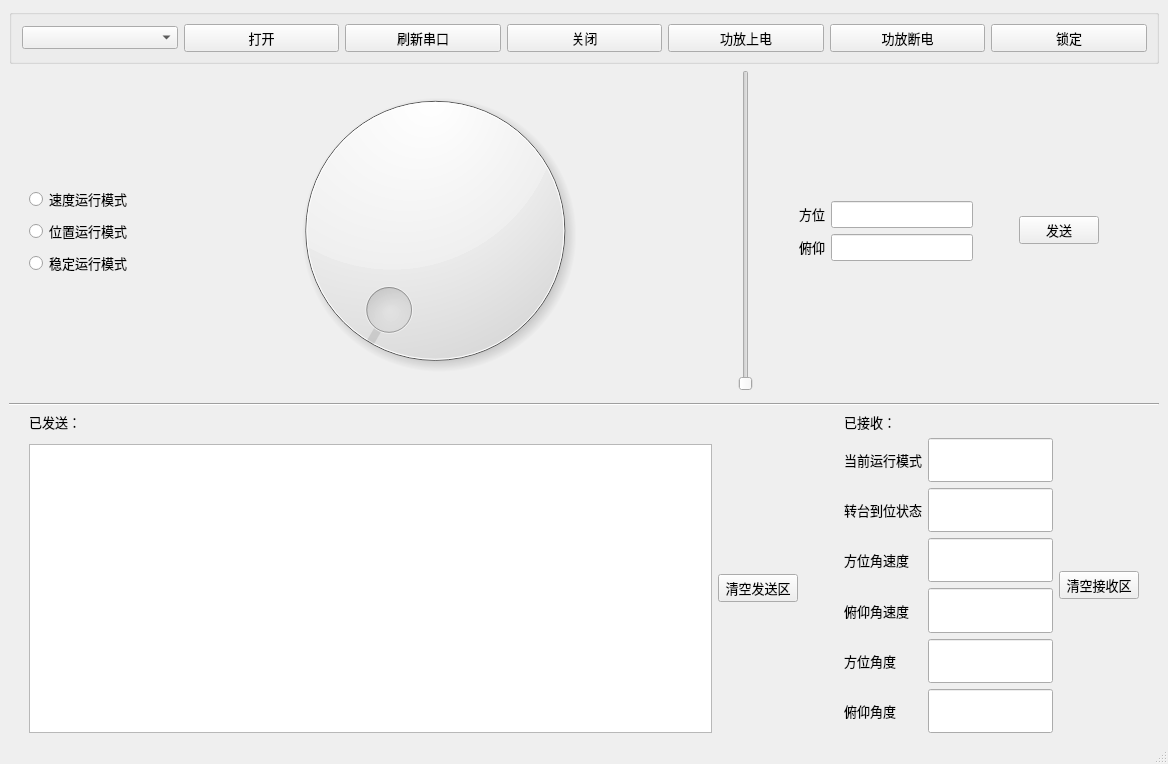
Before: the Qt Designer form Pro.ui in moon0309/project_zt, drawn with Qt 5.
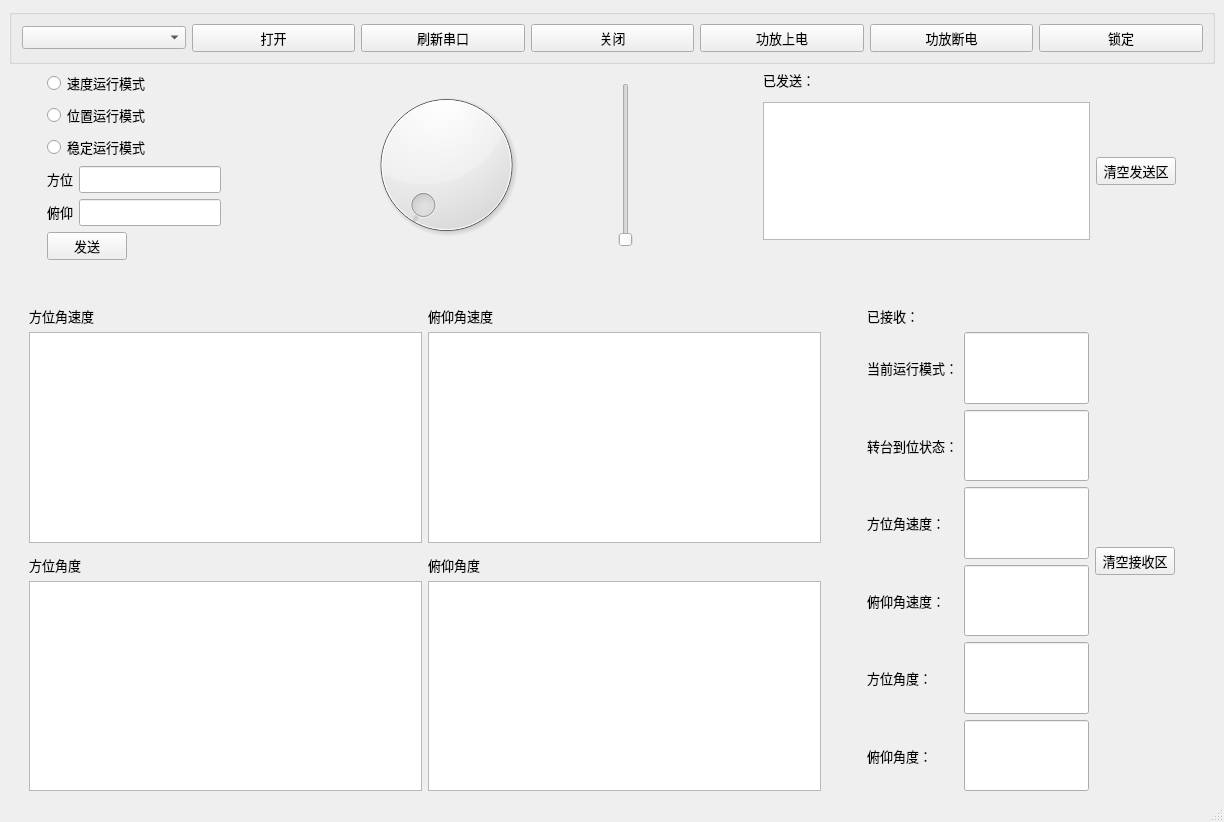
After: the same form once the commit is applied. Custom widgets are drawn as their Qt base class.

Diff of the .ui file:
```diff
--- a/Pro.ui
+++ b/Pro.ui
@@ -6,12 +6,12 @@
    <rect>
     <x>0</x>
     <y>0</y>
-    <width>1168</width>
-    <height>764</height>
+    <width>1224</width>
+    <height>822</height>
    </rect>
   </property>
   <property name="sizePolicy">
-   <sizepolicy hsizetype="Minimum" vsizetype="Minimum">
+   <sizepolicy hsizetype="Expanding" vsizetype="Minimum">
     <horstretch>0</horstretch>
     <verstretch>0</verstretch>
    </sizepolicy>
@@ -142,12 +142,15 @@
      </widget>
     </item>
     <item>
-     <layout class="QHBoxLayout" name="horizontalLayout_4">
+     <layout class="QHBoxLayout" name="horizontalLayout_5">
       <item>
-       <spacer name="verticalSpacer">
+       <spacer name="verticalSpacer_2">
         <property name="orientation">
          <enum>Qt::Vertical</enum>
         </property>
+        <property name="sizeType">
+         <enum>QSizePolicy::Fixed</enum>
+        </property>
         <property name="sizeHint" stdset="0">
          <size>
           <width>20</width>
@@ -157,24 +160,17 @@
        </spacer>
       </item>
       <item>
-       <layout class="QVBoxLayout" name="verticalLayout_3">
-        <item>
-         <spacer name="verticalSpacer_2">
-          <property name="orientation">
-           <enum>Qt::Vertical</enum>
-          </property>
-          <property name="sizeHint" stdset="0">
-           <size>
-            <width>20</width>
-            <height>40</height>
-           </size>
-          </property>
-         </spacer>
-        </item>
+       <layout class="QVBoxLayout" name="verticalLayout">
+        <property name="leftMargin">
+         <number>18</number>
+        </property>
+        <property name="rightMargin">
+         <number>17</number>
+        </property>
         <item>
          <widget class="QRadioButton" name="radioButton1">
           <property name="sizePolicy">
-           <sizepolicy hsizetype="Minimum" vsizetype="Minimum">
+           <sizepolicy hsizetype="Minimum" vsizetype="Fixed">
             <horstretch>0</horstretch>
             <verstretch>0</verstretch>
            </sizepolicy>
@@ -192,7 +188,7 @@
         <item>
          <widget class="QRadioButton" name="radioButton2">
           <property name="sizePolicy">
-           <sizepolicy hsizetype="Minimum" vsizetype="Minimum">
+           <sizepolicy hsizetype="Minimum" vsizetype="Fixed">
             <horstretch>0</horstretch>
             <verstretch>0</verstretch>
            </sizepolicy>
@@ -220,82 +216,6 @@
          </widget>
         </item>
         <item>
-         <spacer name="verticalSpacer_3">
-          <property name="orientation">
-           <enum>Qt::Vertical</enum>
-          </property>
-          <property name="sizeHint" stdset="0">
-           <size>
-            <width>20</width>
-            <height>40</height>
-           </size>
-          </property>
-         </spacer>
-        </item>
-       </layout>
-      </item>
-      <item>
-       <layout class="QHBoxLayout" name="horizontalLayout_5">
-        <item>
-         <widget class="QDial" name="dial">
-          <property name="sizePolicy">
-           <sizepolicy hsizetype="Expanding" vsizetype="Preferred">
-            <horstretch>0</horstretch>
-            <verstretch>0</verstretch>
-           </sizepolicy>
-          </property>
-         </widget>
-        </item>
-        <item>
-         <widget class="QSlider" name="verticalSlider">
-          <property name="sizePolicy">
-           <sizepolicy hsizetype="Fixed" vsizetype="Expanding">
-            <horstretch>0</horstretch>
-            <verstretch>0</verstretch>
-           </sizepolicy>
-          </property>
-          <property name="orientation">
-           <enum>Qt::Vertical</enum>
-          </property>
-         </widget>
-        </item>
-        <item>
-         <spacer name="horizontalSpacer_4">
-          <property name="orientation">
-           <enum>Qt::Horizontal</enum>
-          </property>
-          <property name="sizeType">
-           <enum>QSizePolicy::Fixed</enum>
-          </property>
-          <property name="sizeHint" stdset="0">
-           <size>
-            <width>40</width>
-            <height>20</height>
-           </size>
-          </property>
-         </spacer>
-        </item>
-       </layout>
-      </item>
-      <item>
-       <layout class="QVBoxLayout" name="verticalLayout">
-        <item>
-         <spacer name="verticalSpacer_8">
-          <property name="orientation">
-           <enum>Qt::Vertical</enum>
-          </property>
-          <property name="sizeType">
-           <enum>QSizePolicy::Expanding</enum>
-          </property>
-          <property name="sizeHint" stdset="0">
-           <size>
-            <width>20</width>
-            <height>40</height>
-           </size>
-          </property>
-         </spacer>
-        </item>
-        <item>
          <layout class="QHBoxLayout" name="horizontalLayout_2">
           <item>
            <widget class="QLabel" name="label">
@@ -370,25 +290,27 @@
          </layout>
         </item>
         <item>
-         <spacer name="verticalSpacer_9">
-          <property name="orientation">
-           <enum>Qt::Vertical</enum>
+         <widget class="QPushButton" name="btn_send">
+          <property name="sizePolicy">
+           <sizepolicy hsizetype="Fixed" vsizetype="Fixed">
+            <horstretch>0</horstretch>
+            <verstretch>0</verstretch>
+           </sizepolicy>
           </property>
-          <property name="sizeType">
-           <enum>QSizePolicy::Expanding</enum>
+          <property name="font">
+           <font>
+            <pointsize>10</pointsize>
+           </font>
           </property>
-          <property name="sizeHint" stdset="0">
-           <size>
-            <width>20</width>
-            <height>40</height>
-           </size>
+          <property name="text">
+           <string>发送</string>
           </property>
-         </spacer>
+         </widget>
         </item>
        </layout>
       </item>
       <item>
-       <spacer name="horizontalSpacer_3">
+       <spacer name="horizontalSpacer_5">
         <property name="orientation">
          <enum>Qt::Horizontal</enum>
         </property>
@@ -404,22 +326,61 @@
        </spacer>
       </item>
       <item>
-       <widget class="QPushButton" name="btn_send">
-        <property name="sizePolicy">
-         <sizepolicy hsizetype="Preferred" vsizetype="Fixed">
-          <horstretch>0</horstretch>
-          <verstretch>0</verstretch>
-         </sizepolicy>
+       <layout class="QHBoxLayout" name="horizontalLayout_4">
+        <property name="spacing">
+         <number>9</number>
         </property>
-        <property name="font">
-         <font>
-          <pointsize>10</pointsize>
-         </font>
+        <property name="sizeConstraint">
+         <enum>QLayout::SetFixedSize</enum>
         </property>
-        <property name="text">
-         <string>发送</string>
+        <property name="leftMargin">
+         <number>0</number>
         </property>
-       </widget>
+        <property name="topMargin">
+         <number>13</number>
+        </property>
+        <property name="rightMargin">
+         <number>84</number>
+        </property>
+        <property name="bottomMargin">
+         <number>13</number>
+        </property>
+        <item>
+         <widget class="QDial" name="dial">
+          <property name="sizePolicy">
+           <sizepolicy hsizetype="Expanding" vsizetype="Minimum">
+            <horstretch>200</horstretch>
+            <verstretch>4</verstretch>
+           </sizepolicy>
+          </property>
+          <property name="minimumSize">
+           <size>
+            <width>100</width>
+            <height>0</height>
+           </size>
+          </property>
+          <property name="layoutDirection">
+           <enum>Qt::LeftToRight</enum>
+          </property>
+          <property name="orientation">
+           <enum>Qt::Horizontal</enum>
+          </property>
+         </widget>
+        </item>
+        <item>
+         <widget class="QSlider" name="verticalSlider">
+          <property name="sizePolicy">
+           <sizepolicy hsizetype="Preferred" vsizetype="Minimum">
+            <horstretch>0</horstretch>
+            <verstretch>0</verstretch>
+           </sizepolicy>
+          </property>
+          <property name="orientation">
+           <enum>Qt::Vertical</enum>
+          </property>
+         </widget>
+        </item>
+       </layout>
       </item>
       <item>
        <spacer name="horizontalSpacer_2">
@@ -427,62 +388,12 @@
          <enum>Qt::Horizontal</enum>
         </property>
         <property name="sizeType">
-         <enum>QSizePolicy::Fixed</enum>
+         <enum>QSizePolicy::Preferred</enum>
         </property>
         <property name="sizeHint" stdset="0">
          <size>
           <width>40</width>
           <height>20</height>
-         </size>
-        </property>
-       </spacer>
-      </item>
-      <item>
-       <spacer name="verticalSpacer_5">
-        <property name="orientation">
-         <enum>Qt::Vertical</enum>
-        </property>
-        <property name="sizeHint" stdset="0">
-         <size>
-          <width>20</width>
-          <height>40</height>
-         </size>
-        </property>
-       </spacer>
-      </item>
-     </layout>
-    </item>
-    <item>
-     <widget class="Line" name="line_3">
-      <property name="orientation">
-       <enum>Qt::Vertical</enum>
-      </property>
-     </widget>
-    </item>
-    <item>
-     <widget class="Line" name="line_2">
-      <property name="sizePolicy">
-       <sizepolicy hsizetype="Expanding" vsizetype="Fixed">
-        <horstretch>0</horstretch>
-        <verstretch>0</verstretch>
-       </sizepolicy>
-      </property>
-      <property name="orientation">
-       <enum>Qt::Horizontal</enum>
-      </property>
-     </widget>
-    </item>
-    <item>
-     <layout class="QHBoxLayout" name="horizontalLayout_6">
-      <item>
-       <spacer name="verticalSpacer_4">
-        <property name="orientation">
-         <enum>Qt::Vertical</enum>
-        </property>
-        <property name="sizeHint" stdset="0">
-         <size>
-          <width>20</width>
-          <height>40</height>
          </size>
         </property>
        </spacer>
@@ -519,21 +430,9 @@
         </item>
         <item>
          <layout class="QGridLayout" name="gridLayout_2">
-          <item row="0" column="1">
-           <widget class="QTextEdit" name="show_send">
-            <property name="sizePolicy">
-             <sizepolicy hsizetype="Expanding" vsizetype="Expanding">
-              <horstretch>0</horstretch>
-              <verstretch>0</verstretch>
-             </sizepolicy>
-            </property>
-            <property name="font">
-             <font>
-              <pointsize>11</pointsize>
-             </font>
-            </property>
-           </widget>
-          </item>
+          <property name="rightMargin">
+           <number>19</number>
+          </property>
           <item row="0" column="2">
            <widget class="QPushButton" name="pushButton">
             <property name="sizePolicy">
@@ -547,29 +446,211 @@
             </property>
            </widget>
           </item>
+          <item row="0" column="1">
+           <widget class="QTextEdit" name="show_send">
+            <property name="sizePolicy">
+             <sizepolicy hsizetype="Preferred" vsizetype="Maximum">
+              <horstretch>0</horstretch>
+              <verstretch>0</verstretch>
+             </sizepolicy>
+            </property>
+            <property name="font">
+             <font>
+              <pointsize>11</pointsize>
+             </font>
+            </property>
+           </widget>
+          </item>
+          <item row="1" column="1" colspan="2">
+           <spacer name="horizontalSpacer">
+            <property name="orientation">
+             <enum>Qt::Horizontal</enum>
+            </property>
+            <property name="sizeHint" stdset="0">
+             <size>
+              <width>40</width>
+              <height>20</height>
+             </size>
+            </property>
+           </spacer>
+          </item>
          </layout>
         </item>
        </layout>
       </item>
       <item>
-       <spacer name="horizontalSpacer">
+       <spacer name="verticalSpacer">
         <property name="orientation">
-         <enum>Qt::Horizontal</enum>
+         <enum>Qt::Vertical</enum>
         </property>
         <property name="sizeType">
          <enum>QSizePolicy::Fixed</enum>
         </property>
         <property name="sizeHint" stdset="0">
          <size>
-          <width>40</width>
-          <height>20</height>
+          <width>20</width>
+          <height>40</height>
          </size>
         </property>
        </spacer>
       </item>
+     </layout>
+    </item>
+    <item>
+     <spacer name="verticalSpacer_3">
+      <property name="orientation">
+       <enum>Qt::Vertical</enum>
+      </property>
+      <property name="sizeType">
+       <enum>QSizePolicy::Fixed</enum>
+      </property>
+      <property name="sizeHint" stdset="0">
+       <size>
+        <width>20</width>
+        <height>40</height>
+       </size>
+      </property>
+     </spacer>
+    </item>
+    <item>
+     <layout class="QHBoxLayout" name="horizontalLayout_6">
       <item>
-       <layout class="QVBoxLayout" name="verticalLayout_5">
-        <item>
+       <layout class="QGridLayout" name="gridLayout">
+        <item row="1" column="3">
+         <spacer name="horizontalSpacer_3">
+          <property name="orientation">
+           <enum>Qt::Horizontal</enum>
+          </property>
+          <property name="sizeType">
+           <enum>QSizePolicy::Fixed</enum>
+          </property>
+          <property name="sizeHint" stdset="0">
+           <size>
+            <width>40</width>
+            <height>20</height>
+           </size>
+          </property>
+         </spacer>
+        </item>
+        <item row="0" column="1">
+         <widget class="QLabel" name="label_9">
+          <property name="text">
+           <string>方位角速度</string>
+          </property>
+         </widget>
+        </item>
+        <item row="4" column="1">
+         <widget class="PlotWidget" name="plotWidget_ted_3">
+          <property name="sizePolicy">
+           <sizepolicy hsizetype="Expanding" vsizetype="Expanding">
+            <horstretch>0</horstretch>
+            <verstretch>0</verstretch>
+           </sizepolicy>
+          </property>
+         </widget>
+        </item>
+        <item row="4" column="2">
+         <widget class="PlotWidget" name="plotWidget_ted_4">
+          <property name="sizePolicy">
+           <sizepolicy hsizetype="Expanding" vsizetype="Expanding">
+            <horstretch>0</horstretch>
+            <verstretch>0</verstretch>
+           </sizepolicy>
+          </property>
+         </widget>
+        </item>
+        <item row="0" column="2">
+         <widget class="QLabel" name="label_10">
+          <property name="text">
+           <string>俯仰角速度</string>
+          </property>
+         </widget>
+        </item>
+        <item row="1" column="2">
+         <widget class="PlotWidget" name="plotWidget_ted_2">
+          <property name="sizePolicy">
+           <sizepolicy hsizetype="Expanding" vsizetype="Expanding">
+            <horstretch>0</horstretch>
+            <verstretch>0</verstretch>
+           </sizepolicy>
+          </property>
+          <property name="frameShape">
+           <enum>QFrame::StyledPanel</enum>
+          </property>
+          <property name="frameShadow">
+           <enum>QFrame::Sunken</enum>
+          </property>
+          <property name="lineWidth">
+           <number>0</number>
+          </property>
+          <property name="sizeAdjustPolicy">
+           <enum>QAbstractScrollArea::AdjustToContents</enum>
+          </property>
+          <property name="foregroundBrush">
+           <brush brushstyle="NoBrush">
+            <color alpha="255">
+             <red>255</red>
+             <green>255</green>
+             <blue>255</blue>
+            </color>
+           </brush>
+          </property>
+         </widget>
+        </item>
+        <item row="1" column="1">
+         <widget class="PlotWidget" name="plotWidget_ted_1">
+          <property name="sizePolicy">
+           <sizepolicy hsizetype="Expanding" vsizetype="Expanding">
+            <horstretch>0</horstretch>
+            <verstretch>0</verstretch>
+           </sizepolicy>
+          </property>
+          <property name="frameShape">
+           <enum>QFrame::StyledPanel</enum>
+          </property>
+          <property name="foregroundBrush">
+           <brush brushstyle="NoBrush">
+            <color alpha="255">
+             <red>5</red>
+             <green>6</green>
+             <blue>10</blue>
+            </color>
+           </brush>
+          </property>
+         </widget>
+        </item>
+        <item row="1" column="0" rowspan="4">
+         <spacer name="verticalSpacer_4">
+          <property name="orientation">
+           <enum>Qt::Vertical</enum>
+          </property>
+          <property name="sizeHint" stdset="0">
+           <size>
+            <width>20</width>
+            <height>40</height>
+           </size>
+          </property>
+         </spacer>
+        </item>
+        <item row="3" column="1">
+         <widget class="QLabel" name="label_11">
+          <property name="text">
+           <string>方位角度</string>
+          </property>
+         </widget>
+        </item>
+        <item row="3" column="2">
+         <widget class="QLabel" name="label_12">
+          <property name="text">
+           <string>俯仰角度</string>
+          </property>
+         </widget>
+        </item>
+       </layout>
+      </item>
+      <item>
+       <layout class="QGridLayout" name="gridLayout_3">
+        <item row="0" column="0">
          <widget class="QLabel" name="ready_received">
           <property name="font">
            <font>
@@ -581,229 +662,241 @@
           </property>
          </widget>
         </item>
-        <item>
-         <layout class="QGridLayout" name="gridLayout">
-          <item row="2" column="1">
-           <widget class="QLabel" name="label_5">
-            <property name="font">
-             <font>
-              <pointsize>10</pointsize>
-             </font>
-            </property>
-            <property name="text">
-             <string>方位角速度</string>
-            </property>
-           </widget>
-          </item>
-          <item row="2" column="3" rowspan="2">
-           <widget class="QPushButton" name="clear_receive">
-            <property name="sizePolicy">
-             <sizepolicy hsizetype="Fixed" vsizetype="Fixed">
-              <horstretch>0</horstretch>
-              <verstretch>0</verstretch>
-             </sizepolicy>
-            </property>
-            <property name="font">
-             <font>
-              <pointsize>10</pointsize>
-             </font>
-            </property>
-            <property name="text">
-             <string>清空接收区</string>
-            </property>
-           </widget>
-          </item>
-          <item row="0" column="2">
-           <widget class="QLineEdit" name="lineEdit_1">
-            <property name="sizePolicy">
-             <sizepolicy hsizetype="Fixed" vsizetype="Expanding">
-              <horstretch>0</horstretch>
-              <verstretch>0</verstretch>
-             </sizepolicy>
-            </property>
-            <property name="font">
-             <font>
-              <pointsize>10</pointsize>
-             </font>
-            </property>
-            <property name="text">
-             <string/>
-            </property>
-           </widget>
-          </item>
-          <item row="2" column="2">
-           <widget class="QLineEdit" name="lineEdit_3">
-            <property name="sizePolicy">
-             <sizepolicy hsizetype="Fixed" vsizetype="MinimumExpanding">
-              <horstretch>0</horstretch>
-              <verstretch>0</verstretch>
-             </sizepolicy>
-            </property>
-            <property name="font">
-             <font>
-              <pointsize>10</pointsize>
-             </font>
-            </property>
-            <property name="text">
-             <string/>
-            </property>
-           </widget>
-          </item>
-          <item row="4" column="1">
-           <widget class="QLabel" name="label_7">
-            <property name="font">
-             <font>
-              <pointsize>10</pointsize>
-             </font>
-            </property>
-            <property name="text">
-             <string>方位角度</string>
-            </property>
-           </widget>
-          </item>
-          <item row="3" column="1">
-           <widget class="QLabel" name="label_6">
-            <property name="font">
-             <font>
-              <pointsize>10</pointsize>
-             </font>
-            </property>
-            <property name="text">
-             <string>俯仰角速度</string>
-            </property>
-           </widget>
-          </item>
-          <item row="1" column="2">
-           <widget class="QLineEdit" name="lineEdit_2">
-            <property name="sizePolicy">
-             <sizepolicy hsizetype="Fixed" vsizetype="MinimumExpanding">
-              <horstretch>0</horstretch>
-              <verstretch>0</verstretch>
-             </sizepolicy>
-            </property>
-            <property name="font">
-             <font>
-              <pointsize>10</pointsize>
-             </font>
-            </property>
-            <property name="text">
-             <string/>
-            </property>
-           </widget>
-          </item>
-          <item row="1" column="1">
-           <widget class="QLabel" name="label_4">
-            <property name="font">
-             <font>
-              <pointsize>10</pointsize>
-             </font>
-            </property>
-            <property name="text">
-             <string>转台到位状态</string>
-            </property>
-           </widget>
-          </item>
-          <item row="4" column="2">
-           <widget class="QLineEdit" name="lineEdit_5">
-            <property name="sizePolicy">
-             <sizepolicy hsizetype="Fixed" vsizetype="Expanding">
-              <horstretch>0</horstretch>
-              <verstretch>0</verstretch>
-             </sizepolicy>
-            </property>
-            <property name="font">
-             <font>
-              <pointsize>10</pointsize>
-             </font>
-            </property>
-            <property name="text">
-             <string/>
-            </property>
-           </widget>
-          </item>
-          <item row="5" column="2">
-           <widget class="QLineEdit" name="lineEdit_6">
-            <property name="sizePolicy">
-             <sizepolicy hsizetype="Fixed" vsizetype="MinimumExpanding">
-              <horstretch>0</horstretch>
-              <verstretch>0</verstretch>
-             </sizepolicy>
-            </property>
-            <property name="font">
-             <font>
-              <pointsize>10</pointsize>
-             </font>
-            </property>
-            <property name="text">
-             <string/>
-            </property>
-           </widget>
-          </item>
-          <item row="0" column="1">
-           <widget class="QLabel" name="label_3">
-            <property name="font">
-             <font>
-              <pointsize>10</pointsize>
-             </font>
-            </property>
-            <property name="text">
-             <string>当前运行模式</string>
-            </property>
-           </widget>
-          </item>
-          <item row="3" column="2">
-           <widget class="QLineEdit" name="lineEdit_4">
-            <property name="sizePolicy">
-             <sizepolicy hsizetype="Fixed" vsizetype="Expanding">
-              <horstretch>0</horstretch>
-              <verstretch>0</verstretch>
-             </sizepolicy>
-            </property>
-            <property name="font">
-             <font>
-              <pointsize>10</pointsize>
-             </font>
-            </property>
-            <property name="text">
-             <string/>
-            </property>
-           </widget>
-          </item>
-          <item row="5" column="1">
-           <widget class="QLabel" name="label_8">
-            <property name="font">
-             <font>
-              <pointsize>10</pointsize>
-             </font>
-            </property>
-            <property name="text">
-             <string>俯仰角度</string>
-            </property>
-           </widget>
-          </item>
-         </layout>
+        <item row="1" column="0">
+         <widget class="QLabel" name="label_3">
+          <property name="sizePolicy">
+           <sizepolicy hsizetype="Fixed" vsizetype="Preferred">
+            <horstretch>0</horstretch>
+            <verstretch>0</verstretch>
+           </sizepolicy>
+          </property>
+          <property name="font">
+           <font>
+            <pointsize>10</pointsize>
+           </font>
+          </property>
+          <property name="text">
+           <string>当前运行模式：</string>
+          </property>
+         </widget>
+        </item>
+        <item row="1" column="1">
+         <widget class="QLineEdit" name="lineEdit_1">
+          <property name="sizePolicy">
+           <sizepolicy hsizetype="Fixed" vsizetype="MinimumExpanding">
+            <horstretch>0</horstretch>
+            <verstretch>0</verstretch>
+           </sizepolicy>
+          </property>
+          <property name="font">
+           <font>
+            <pointsize>10</pointsize>
+           </font>
+          </property>
+          <property name="text">
+           <string/>
+          </property>
+         </widget>
+        </item>
+        <item row="2" column="0">
+         <widget class="QLabel" name="label_4">
+          <property name="font">
+           <font>
+            <pointsize>10</pointsize>
+           </font>
+          </property>
+          <property name="text">
+           <string>转台到位状态：</string>
+          </property>
+         </widget>
+        </item>
+        <item row="2" column="1">
+         <widget class="QLineEdit" name="lineEdit_2">
+          <property name="sizePolicy">
+           <sizepolicy hsizetype="Preferred" vsizetype="MinimumExpanding">
+            <horstretch>0</horstretch>
+            <verstretch>0</verstretch>
+           </sizepolicy>
+          </property>
+          <property name="font">
+           <font>
+            <pointsize>10</pointsize>
+           </font>
+          </property>
+          <property name="text">
+           <string/>
+          </property>
+         </widget>
+        </item>
+        <item row="3" column="0">
+         <widget class="QLabel" name="label_5">
+          <property name="font">
+           <font>
+            <pointsize>10</pointsize>
+           </font>
+          </property>
+          <property name="text">
+           <string>方位角速度：</string>
+          </property>
+         </widget>
+        </item>
+        <item row="3" column="1">
+         <widget class="QLineEdit" name="lineEdit_3">
+          <property name="sizePolicy">
+           <sizepolicy hsizetype="Fixed" vsizetype="MinimumExpanding">
+            <horstretch>0</horstretch>
+            <verstretch>0</verstretch>
+           </sizepolicy>
+          </property>
+          <property name="font">
+           <font>
+            <pointsize>10</pointsize>
+           </font>
+          </property>
+          <property name="text">
+           <string/>
+          </property>
+         </widget>
+        </item>
+        <item row="3" column="2" rowspan="2">
+         <widget class="QPushButton" name="clear_receive">
+          <property name="sizePolicy">
+           <sizepolicy hsizetype="Fixed" vsizetype="Fixed">
+            <horstretch>0</horstretch>
+            <verstretch>0</verstretch>
+           </sizepolicy>
+          </property>
+          <property name="font">
+           <font>
+            <pointsize>10</pointsize>
+           </font>
+          </property>
+          <property name="text">
+           <string>清空接收区</string>
+          </property>
+         </widget>
+        </item>
+        <item row="3" column="3">
+         <spacer name="horizontalSpacer_4">
+          <property name="orientation">
+           <enum>Qt::Horizontal</enum>
+          </property>
+          <property name="sizeType">
+           <enum>QSizePolicy::Fixed</enum>
+          </property>
+          <property name="sizeHint" stdset="0">
+           <size>
+            <width>40</width>
+            <height>20</height>
+           </size>
+          </property>
+         </spacer>
+        </item>
+        <item row="4" column="0">
+         <widget class="QLabel" name="label_6">
+          <property name="font">
+           <font>
+            <pointsize>10</pointsize>
+           </font>
+          </property>
+          <property name="text">
+           <string>俯仰角速度：</string>
+          </property>
+         </widget>
+        </item>
+        <item row="4" column="1">
+         <widget class="QLineEdit" name="lineEdit_4">
+          <property name="sizePolicy">
+           <sizepolicy hsizetype="Fixed" vsizetype="Expanding">
+            <horstretch>0</horstretch>
+            <verstretch>0</verstretch>
+           </sizepolicy>
+          </property>
+          <property name="font">
+           <font>
+            <pointsize>10</pointsize>
+           </font>
+          </property>
+          <property name="text">
+           <string/>
+          </property>
+         </widget>
+        </item>
+        <item row="5" column="0">
+         <widget class="QLabel" name="label_7">
+          <property name="font">
+           <font>
+            <pointsize>10</pointsize>
+           </font>
+          </property>
+          <property name="text">
+           <string>方位角度：</string>
+          </property>
+         </widget>
+        </item>
+        <item row="5" column="1">
+         <widget class="QLineEdit" name="lineEdit_5">
+          <property name="sizePolicy">
+           <sizepolicy hsizetype="Fixed" vsizetype="Expanding">
+            <horstretch>0</horstretch>
+            <verstretch>0</verstretch>
+           </sizepolicy>
+          </property>
+          <property name="font">
+           <font>
+            <pointsize>10</pointsize>
+           </font>
+          </property>
+          <property name="text">
+           <string/>
+          </property>
+         </widget>
+        </item>
+        <item row="6" column="0">
+         <widget class="QLabel" name="label_8">
+          <property name="font">
+           <font>
+            <pointsize>10</pointsize>
+           </font>
+          </property>
+          <property name="text">
+           <string>俯仰角度：</string>
+          </property>
+         </widget>
+        </item>
+        <item row="6" column="1">
+         <widget class="QLineEdit" name="lineEdit_6">
+          <property name="sizePolicy">
+           <sizepolicy hsizetype="Fixed" vsizetype="MinimumExpanding">
+            <horstretch>0</horstretch>
+            <verstretch>0</verstretch>
+           </sizepolicy>
+          </property>
+          <property name="font">
+           <font>
+            <pointsize>10</pointsize>
+           </font>
+          </property>
+          <property name="text">
+           <string/>
+          </property>
+         </widget>
         </item>
        </layout>
       </item>
-      <item>
-       <spacer name="verticalSpacer_6">
-        <property name="orientation">
-         <enum>Qt::Vertical</enum>
-        </property>
-        <property name="sizeHint" stdset="0">
-         <size>
-          <width>20</width>
-          <height>40</height>
-         </size>
-        </property>
-       </spacer>
-      </item>
      </layout>
     </item>
    </layout>
   </widget>
   <widget class="QStatusBar" name="statusbar"/>
  </widget>
+ <customwidgets>
+  <customwidget>
+   <class>PlotWidget</class>
+   <extends>QGraphicsView</extends>
+   <header location="global">pyqtgraph</header>
+  </customwidget>
+ </customwidgets>
  <resources/>
  <connections>
   <connection>
```
